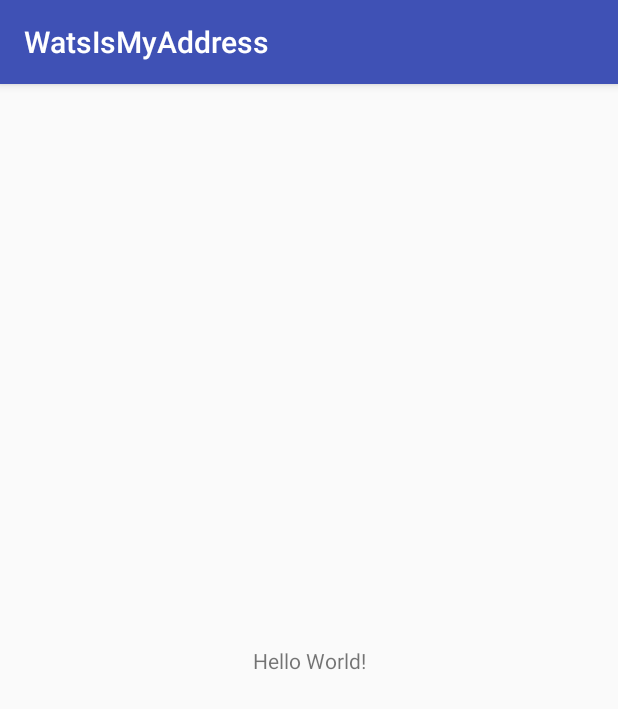
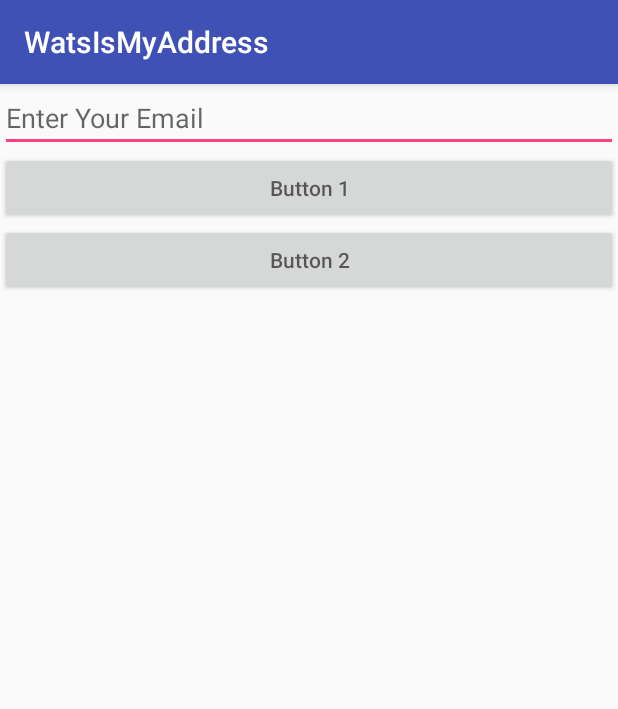
Before and after one commit to mrahimov/BasicAppAssessment, an Android app: the screen it shows after launch (MainActivity), on a phone screen of 412 x 824 dp. Shown: the top 709 px of the screen. Run offline under Robolectric (Android 15) with nearby library versions, the phone set to English and light mode, and no system bars.

Commit message:
part01 commit

```diff
--- a/app/src/main/AndroidManifest.xml
+++ b/app/src/main/AndroidManifest.xml
@@ -16,6 +16,7 @@
                 <category android:name="android.intent.category.LAUNCHER" />
             </intent-filter>
         </activity>
+        <activity android:name=".RecyclerActivity"></activity>
     </application>
 
 </manifest>
--- a/app/src/main/java/nyc/c4q/watsismyaddress/MainActivity.java
+++ b/app/src/main/java/nyc/c4q/watsismyaddress/MainActivity.java
@@ -1,13 +1,48 @@
 package nyc.c4q.watsismyaddress;
 
+import android.content.Intent;
+import android.content.SharedPreferences;
 import android.support.v7.app.AppCompatActivity;
 import android.os.Bundle;
+import android.view.View;
+import android.widget.Button;
+import android.widget.EditText;
 
 public class MainActivity extends AppCompatActivity {
+
+    public static final String PREF_KEY = "address_shared_preferences";
+    private SharedPreferences preferences;
+    private EditText emailEditText;
+    private Button button01;
+    private Button button02;
 
     @Override
     protected void onCreate(Bundle savedInstanceState) {
         super.onCreate(savedInstanceState);
         setContentView(R.layout.activity_main);
+
+        emailEditText = findViewById(R.id.email_edit_text);
+        button01 = findViewById(R.id.button_one);
+        button02 = findViewById(R.id.button_two);
+
+        preferences = getApplicationContext().getSharedPreferences(PREF_KEY, MODE_PRIVATE);
+
+        button01.setOnClickListener(new View.OnClickListener() {
+            @Override
+            public void onClick(View v) {
+                SharedPreferences.Editor editor = preferences.edit();
+                editor.putString("emailAddress", emailEditText.getText().toString());
+                emailEditText.setText("");
+            }
+        });
+
+        button02.setOnClickListener(new View.OnClickListener() {
+            @Override
+            public void onClick(View v) {
+                Intent intent = new Intent(MainActivity.this, RecyclerActivity.class);
+                intent.putExtra("shardepref", PREF_KEY);
+                startActivity(intent);
+            }
+        });
     }
 }
--- a/app/src/main/res/layout/activity_main.xml
+++ b/app/src/main/res/layout/activity_main.xml
@@ -1,18 +1,29 @@
 <?xml version="1.0" encoding="utf-8"?>
-<android.support.constraint.ConstraintLayout xmlns:android="http://schemas.android.com/apk/res/android"
+<LinearLayout
+    xmlns:android="http://schemas.android.com/apk/res/android"
     xmlns:app="http://schemas.android.com/apk/res-auto"
     xmlns:tools="http://schemas.android.com/tools"
     android:layout_width="match_parent"
+    android:orientation="vertical"
     android:layout_height="match_parent"
     tools:context="nyc.c4q.watsismyaddress.MainActivity">
 
-    <TextView
-        android:layout_width="wrap_content"
-        android:layout_height="wrap_content"
-        android:text="Hello World!"
-        app:layout_constraintBottom_toBottomOf="parent"
-        app:layout_constraintLeft_toLeftOf="parent"
-        app:layout_constraintRight_toRightOf="parent"
-        app:layout_constraintTop_toTopOf="parent" />
+<EditText
+    android:id="@+id/email_edit_text"
+    android:hint="Enter Your Email"
+    android:layout_width="match_parent"
+    android:layout_height="wrap_content" />
 
-</android.support.constraint.ConstraintLayout>
+    <Button
+        android:id="@+id/button_one"
+        android:hint="Button 1"
+        android:layout_width="match_parent"
+        android:layout_height="wrap_content" />
+
+    <Button
+        android:id="@+id/button_two"
+        android:hint="Button 2"
+        android:layout_width="match_parent"
+        android:layout_height="wrap_content" />
+
+</LinearLayout>
```
Also changed, not shown: app/src/main/java/nyc/c4q/watsismyaddress/RecyclerActivity.java (added, +13 -0 lines), app/src/main/res/layout/activity_recycler.xml (added, +9 -0 lines).
